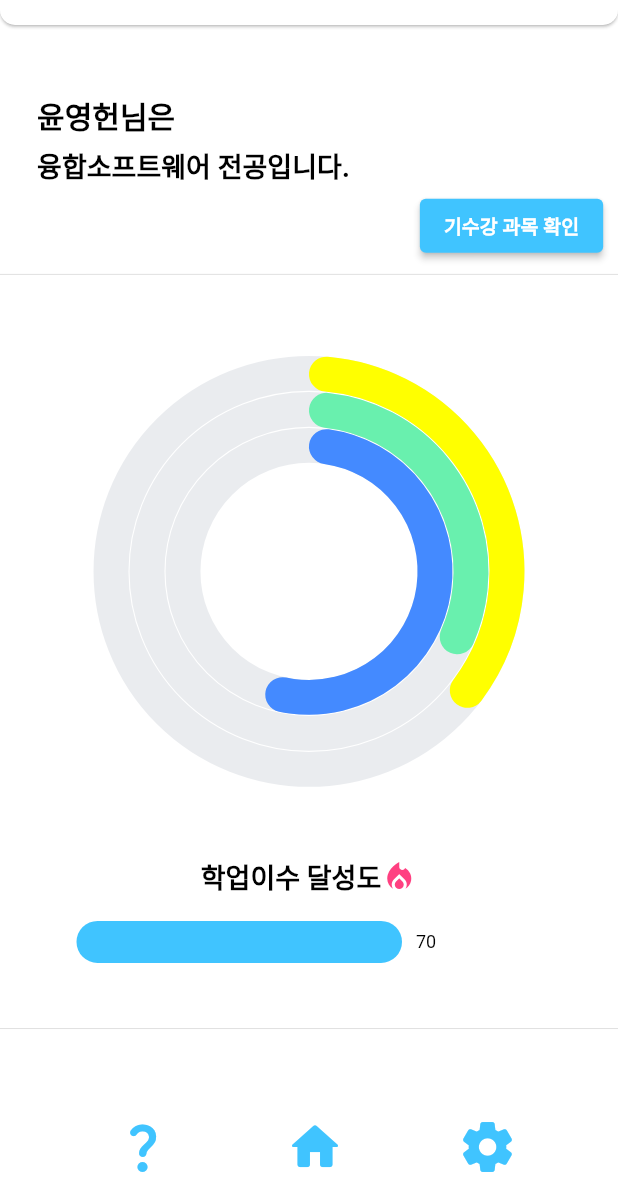
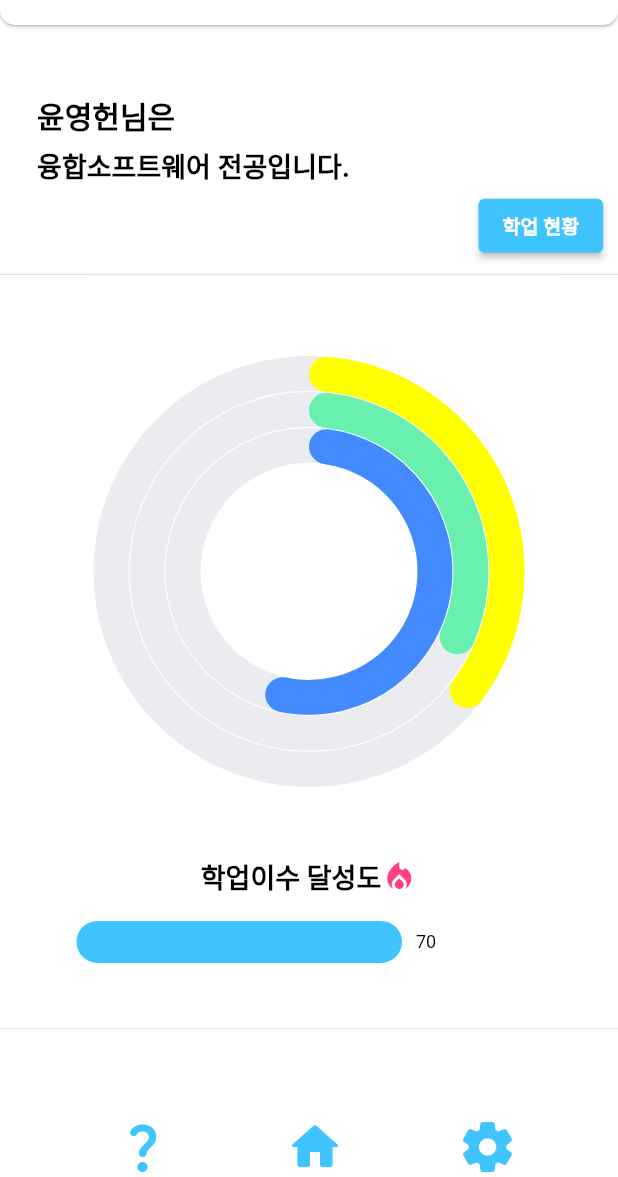
Before and after one commit to CSID-DGU/2023-2-OSSProj-eoEo-5, a Flutter app: the screen it shows after launch, on a phone screen of 412 x 824 dp, the part 59-1236 px from its top. Run offline on Flutter 3.47's test engine with Material 2 defaults, Android fonts, the phone set to English and light mode, and no system bars; our stand-ins replace syncfusion_flutter_charts.

Commit message:
메인화면에 기수강과목->학업현황 변경 학업현황에 subject_taken.dart 연결

```diff
--- a/frontend/lib/screen/screen_home.dart
+++ b/frontend/lib/screen/screen_home.dart
@@ -5,7 +5,7 @@ import 'package:frontend/widget/textwriter.dart';
 import '../widget/barchart.dart';
 import 'FAQ.dart';
 import 'login.dart';
-
+import 'subject_taken.dart'; //기수강과목 불러오기
 class HomeScreen extends StatefulWidget {
 
   @override
@@ -78,18 +78,26 @@ class _HomeScreenState extends State<HomeScreen> {
                         style: ButtonStyle(
                           backgroundColor: MaterialStateProperty.all<Color>(Colors.lightBlueAccent),
                         ),
+
                         child: Text(
-                          '기수강 과목 확인',
+                          '학업 현황',
                           style: TextStyle(
                               color: Colors.white,
                               fontWeight: FontWeight.bold,
                               fontSize: 13),
                         ),
-                        onPressed: () {},
+                        onPressed: () {
+                          // 'subject_takenScreen' 페이지로 이동하는 코드
+                          Navigator.push(
+                            context,
+                            MaterialPageRoute(builder: (context) => Subject_takenScreen()),
+                          );
+                        },
+                      ),
                       ),
                     ),
-                  ),
-                ],
+                  ],
+
               ),
             ),
             Divider(),
@@ -167,7 +175,7 @@ class _HomeScreenState extends State<HomeScreen> {
 
             IconButton(
               icon: Icon(
-                Icons.home_rounded, // 검색 아이콘
+                Icons.home_rounded, // 로그인 페이지 아이콘
                 color: Colors.lightBlueAccent,
                 size: 40,// 아이콘 색상
               ),
@@ -178,7 +186,7 @@ class _HomeScreenState extends State<HomeScreen> {
 
             IconButton(
               icon: Icon(
-                Icons.settings_rounded, // 검색 아이콘
+                Icons.settings_rounded, // 환경설정 아이콘
                 color: Colors.lightBlueAccent,
                 size: 40,// 아이콘 색상
               ),
```
